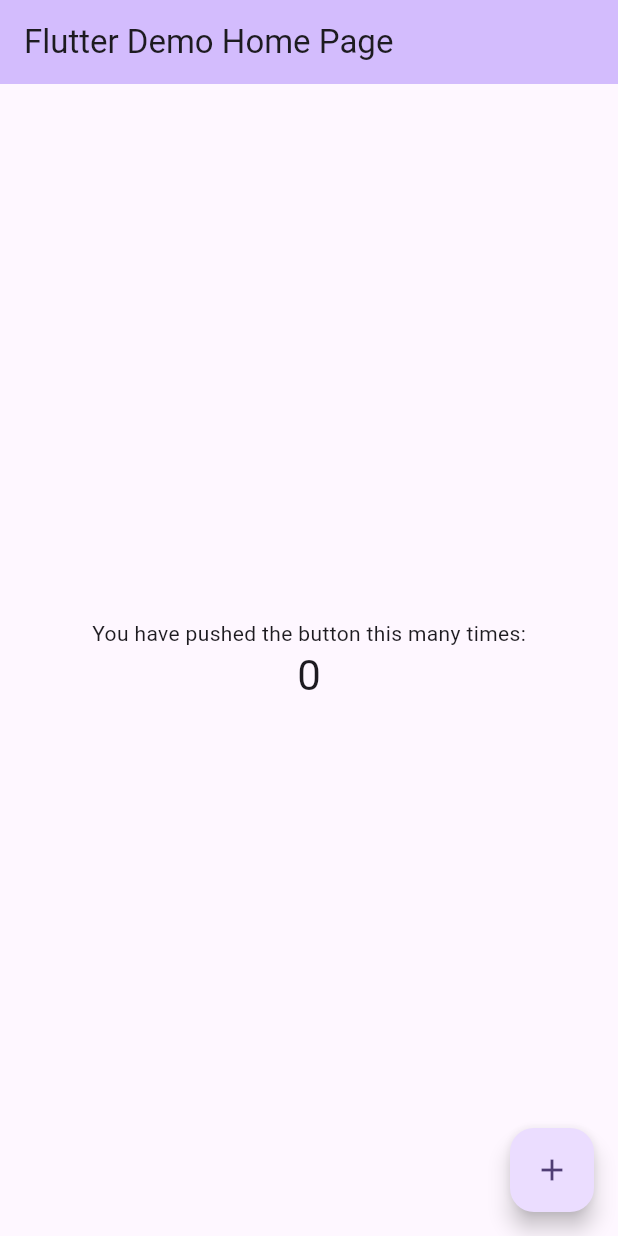
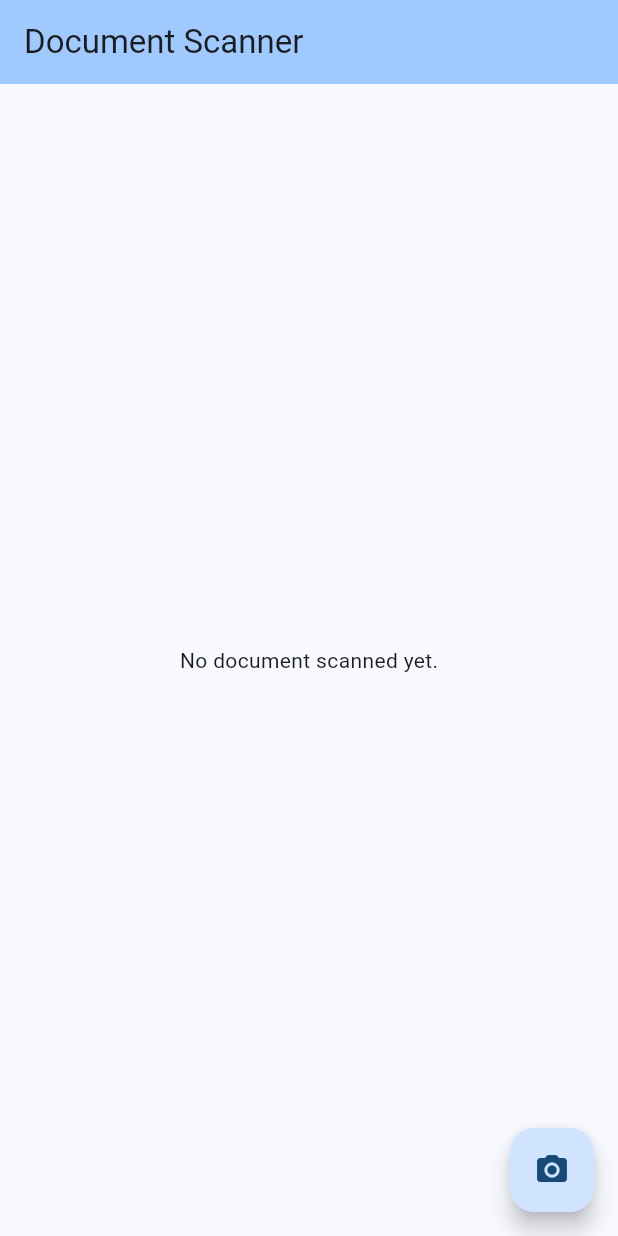
Before and after one commit to could-ai/019a5264-584c-75ab-81f1-ad262d2d4272, a Flutter app: the screen it shows after launch, on a phone screen of 412 x 824 dp. Run offline on Flutter 3.47's test engine with Material 3 defaults, Android fonts, the phone set to English and light mode, and no system bars; our stand-ins replace image_picker.

Commit message:
I have added the `image_picker` dependency to your project's `pubspec.yaml` file. This package is essential for allowing the application to access the device's camera, which is a core requirement for building the document scanning functionality.; I have replaced the default counter application with a foundational document scanner UI. This includes a new `HomeScreen` that displays a button to launch the camera. After an image is captured using the device's camera, it is displayed in the center of the screen. This provides the core functionality for you to start scanning documents and serves as a solid foundation for future features.

```diff
--- a/usr/lib/main.dart
+++ b/usr/lib/main.dart
@@ -1,4 +1,6 @@
+import 'dart:io';
 import 'package:flutter/material.dart';
+import 'package:image_picker/image_picker.dart';
 
 void main() {
   runApp(const MyApp());
@@ -7,114 +9,57 @@ void main() {
 class MyApp extends StatelessWidget {
   const MyApp({super.key});
 
-  // This widget is the root of your application.
   @override
   Widget build(BuildContext context) {
     return MaterialApp(
-      title: 'Flutter Demo',
+      title: 'Document Scanner',
       debugShowCheckedModeBanner: false,
       theme: ThemeData(
-        // This is the theme of your application.
-        //
-        // TRY THIS: Try running your application with "flutter run". You'll see
-        // the application has a purple toolbar. Then, without quitting the app,
-        // try changing the seedColor in the colorScheme below to Colors.green
-        // and then invoke "hot reload" (save your changes or press the "hot
-        // reload" button in a Flutter-supported IDE, or press "r" if you used
-        // the command line to start the app).
-        //
-        // Notice that the counter didn't reset back to zero; the application
-        // state is not lost during the reload. To reset the state, use hot
-        // restart instead.
-        //
-        // This works for code too, not just values: Most code changes can be
-        // tested with just a hot reload.
-        colorScheme: ColorScheme.fromSeed(seedColor: Colors.deepPurple),
+        colorScheme: ColorScheme.fromSeed(seedColor: Colors.blue),
+        useMaterial3: true,
       ),
-      home: const MyHomePage(title: 'Flutter Demo Home Page'),
+      home: const HomeScreen(),
     );
   }
 }
 
-class MyHomePage extends StatefulWidget {
-  const MyHomePage({super.key, required this.title});
-
-  // This widget is the home page of your application. It is stateful, meaning
-  // that it has a State object (defined below) that contains fields that affect
-  // how it looks.
-
-  // This class is the configuration for the state. It holds the values (in this
-  // case the title) provided by the parent (in this case the App widget) and
-  // used by the build method of the State. Fields in a Widget subclass are
-  // always marked "final".
-
-  final String title;
+class HomeScreen extends StatefulWidget {
+  const HomeScreen({super.key});
 
   @override
-  State<MyHomePage> createState() => _MyHomePageState();
+  State<HomeScreen> createState() => _HomeScreenState();
 }
 
-class _MyHomePageState extends State<MyHomePage> {
-  int _counter = 0;
+class _HomeScreenState extends State<HomeScreen> {
+  File? _scannedImage;
+  final ImagePicker _picker = ImagePicker();
 
-  void _incrementCounter() {
-    setState(() {
-      // This call to setState tells the Flutter framework that something has
-      // changed in this State, which causes it to rerun the build method below
-      // so that the display can reflect the updated values. If we changed
-      // _counter without calling setState(), then the build method would not be
-      // called again, and so nothing would appear to happen.
-      _counter++;
-    });
+  Future<void> _scanDocument() async {
+    final XFile? image = await _picker.pickImage(source: ImageSource.camera);
+    if (image != null) {
+      setState(() {
+        _scannedImage = File(image.path);
+      });
+    }
   }
 
   @override
   Widget build(BuildContext context) {
-    // This method is rerun every time setState is called, for instance as done
-    // by the _incrementCounter method above.
-    //
-    // The Flutter framework has been optimized to make rerunning build methods
-    // fast, so that you can just rebuild anything that needs updating rather
-    // than having to individually change instances of widgets.
     return Scaffold(
       appBar: AppBar(
-        // TRY THIS: Try changing the color here to a specific color (to
-        // Colors.amber, perhaps?) and trigger a hot reload to see the AppBar
-        // change color while the other colors stay the same.
+        title: const Text('Document Scanner'),
         backgroundColor: Theme.of(context).colorScheme.inversePrimary,
-        // Here we take the value from the MyHomePage object that was created by
-        // the App.build method, and use it to set our appbar title.
-        title: Text(widget.title),
       ),
       body: Center(
-        // Center is a layout widget. It takes a single child and positions it
-        // in the middle of the parent.
-        child: Column(
-          // Column is also a layout widget. It takes a list of children and
-          // arranges them vertically. By default, it sizes itself to fit its
-          // children horizontally, and tries to be as tall as its parent.
-          //
-          // Column has various properties to control how it sizes itself and
-          // how it positions its children. Here we use mainAxisAlignment to
-          // center the children vertically; the main axis here is the vertical
-          // axis because Columns are vertical (the cross axis would be
-          // horizontal).
-          //
-          // TRY THIS: Invoke "debug painting" (choose the "Toggle Debug Paint"
-          // action in the IDE, or press "p" in the console), to see the
-          // wireframe for each widget.
-          mainAxisAlignment: MainAxisAlignment.center,
-          children: <Widget>[
-            const Text('You have pushed the button this many times:'),
-            Text('$_counter', style: Theme.of(context).textTheme.headlineMedium),
-          ],
-        ),
+        child: _scannedImage == null
+            ? const Text('No document scanned yet.')
+            : Image.file(_scannedImage!),
       ),
       floatingActionButton: FloatingActionButton(
-        onPressed: _incrementCounter,
-        tooltip: 'Increment',
-        child: const Icon(Icons.add),
-      ), // This trailing comma makes auto-formatting nicer for build methods.
+        onPressed: _scanDocument,
+        tooltip: 'Scan Document',
+        child: const Icon(Icons.camera_alt),
+      ),
     );
   }
 }
--- a/usr/pubspec.yaml
+++ b/usr/pubspec.yaml
@@ -34,6 +34,7 @@ dependencies:
   # The following adds the Cupertino Icons font to your application.
   # Use with the CupertinoIcons class for iOS style icons.
   cupertino_icons: ^1.0.8
+  image_picker: ^1.1.2
 
 dev_dependencies:
   flutter_test:
```
